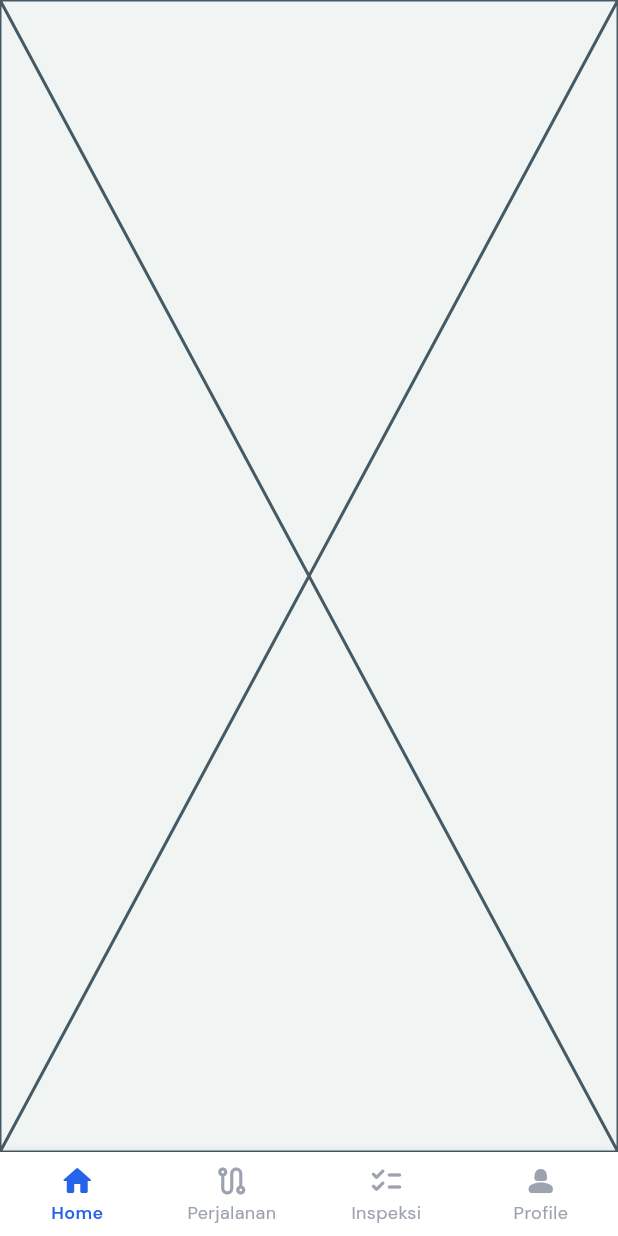
After one commit to D2fleetops/2026-FleetOps-Mobile, a Flutter app: the MainPage screen opened by its route, on a phone screen of 412 x 824 dp. The commit adds this screen. Run offline on Flutter 3.47's test engine with Material 3 defaults, Android fonts, the phone set to English and light mode, and no system bars; our stand-ins replace flutter_bloc, google_fonts.

Commit message:
feat(main_page): Add bottom navigation bar

```diff
--- a/lib/features/auth/presentation/pages/login_page.dart
+++ b/lib/features/auth/presentation/pages/login_page.dart
@@ -4,6 +4,7 @@ import 'package:fleetops_mobile/features/auth/presentation/widgets/clickable_tex
 import 'package:fleetops_mobile/features/auth/presentation/widgets/custom_app_bar.dart';
 import 'package:fleetops_mobile/features/auth/presentation/widgets/custom_button.dart';
 import 'package:fleetops_mobile/features/auth/presentation/widgets/custom_text_field.dart';
+import 'package:fleetops_mobile/features/main/presentation/page/main_page.dart';
 import 'package:flutter/material.dart';
 
 class LoginPage extends StatelessWidget {
@@ -82,7 +83,9 @@ class LoginPage extends StatelessWidget {
                   obscureText: true,
                 ),
                 SizedBox(height: 24.0),
-                CustomButton(text: 'Masuk', onPressed: () {}),
+                CustomButton(text: 'Masuk', onPressed: () {
+                    Navigator.pushReplacementNamed(context, MainPage.routeName);
+                }),
               ],
             ),
             SizedBox(height: 16.0),
--- /dev/null
+++ b/lib/features/main/presentation/blocs/bottom_nav_cubit.dart
@@ -0,0 +1,10 @@
+import 'package:flutter_bloc/flutter_bloc.dart';
+import 'bottom_nav_state.dart';
+
+class BottomNavCubit extends Cubit<BottomNavState> {
+  BottomNavCubit() : super(const BottomNavInitial());
+
+  void changeTab(int index) {
+    emit(BottomNavChanged(index));
+  }
+}
--- /dev/null
+++ b/lib/features/main/presentation/blocs/bottom_nav_state.dart
@@ -0,0 +1,12 @@
+abstract class BottomNavState {
+  final int index;
+  const BottomNavState(this.index);
+}
+
+class BottomNavInitial extends BottomNavState {
+  const BottomNavInitial() : super(0);
+}
+
+class BottomNavChanged extends BottomNavState {
+  const BottomNavChanged(int index) : super(index);
+}
--- /dev/null
+++ b/lib/features/main/presentation/page/main_page.dart
@@ -0,0 +1,35 @@
+import 'package:flutter/material.dart';
+import 'package:flutter_bloc/flutter_bloc.dart';
+
+import '../blocs/bottom_nav_cubit.dart';
+import '../blocs/bottom_nav_state.dart';
+import '../widgets/bottom_nav_bar.dart';
+
+class MainPage extends StatelessWidget {
+  const MainPage({super.key});
+
+  static const String routeName = '/main';
+
+  @override
+  Widget build(BuildContext context) {
+    final pages = [
+      // GANTI DENGAN PAGE DARI FEATURE YANG SESUAI
+      const Placeholder(), // Home
+      const Placeholder(), // Perjalanan
+      const Placeholder(), // Inspeksi
+      const Placeholder(), // Profile
+    ];
+
+    return BlocProvider(
+      create: (_) => BottomNavCubit(),
+      child: Scaffold(
+        body: BlocBuilder<BottomNavCubit, BottomNavState>(
+          builder: (context, state) {
+            return IndexedStack(index: state.index, children: pages);
+          },
+        ),
+        bottomNavigationBar: const BottomNavBar(),
+      ),
+    );
+  }
+}
--- /dev/null
+++ b/lib/features/main/presentation/widgets/bottom_nav_bar.dart
@@ -0,0 +1,52 @@
+import 'package:fleetops_mobile/core/styles/app_colors.dart';
+import 'package:flutter/material.dart';
+import 'package:flutter_bloc/flutter_bloc.dart';
+import '../blocs/bottom_nav_cubit.dart';
+import '../blocs/bottom_nav_state.dart';
+
+class BottomNavBar extends StatelessWidget {
+  const BottomNavBar({super.key});
+
+  @override
+  Widget build(BuildContext context) {
+    return BlocBuilder<BottomNavCubit, BottomNavState>(
+      builder: (context, state) {
+        return BottomNavigationBar(
+          type: BottomNavigationBarType.fixed,
+          currentIndex: state.index,
+          onTap: (index) {
+            context.read<BottomNavCubit>().changeTab(index);
+          },
+          backgroundColor: AppColors.white,
+          selectedItemColor: AppColors.primary,
+          unselectedItemColor: AppColors.grey400,
+          elevation: 8,
+          iconSize: 24,
+          selectedLabelStyle: const TextStyle(
+            fontSize: 12,
+            fontWeight: FontWeight.w600,
+          ),
+          unselectedLabelStyle: const TextStyle(fontSize: 12),
+          items: const [
+            BottomNavigationBarItem(
+              icon: Icon(Icons.home_rounded),
+              label: 'Home',
+            ),
+            BottomNavigationBarItem(
+              icon: Icon(Icons.route_outlined),
+              label: 'Perjalanan',
+            ),
+            BottomNavigationBarItem(
+              icon: Icon(Icons.checklist_rounded),
+              label: 'Inspeksi',
+            ),
+            BottomNavigationBarItem(
+              icon: Icon(Icons.person_2_rounded),
+              label: 'Profile',
+            ),
+          ],
+        );
+      },
+    );
+  }
+}
--- a/lib/main.dart
+++ b/lib/main.dart
@@ -1,6 +1,7 @@
 import 'package:fleetops_mobile/core/styles/app_colors.dart';
 import 'package:fleetops_mobile/features/auth/presentation/pages/register_page.dart';
 import 'package:fleetops_mobile/features/auth/presentation/pages/splash_page.dart';
+import 'package:fleetops_mobile/features/main/presentation/page/main_page.dart';
 import 'package:google_fonts/google_fonts.dart';
 import 'package:flutter/material.dart';
 
@@ -26,9 +27,11 @@ class MyApp extends StatelessWidget {
       ),
       home: SplashPage(),
       routes: {
+        MainPage.routeName: (context) => const MainPage(),
         LoginPage.routeName: (context) => const LoginPage(),
         RegisterPage.routeName: (context) => const RegisterPage(),
       },
+
     );
   }
 }
--- a/pubspec.yaml
+++ b/pubspec.yaml
@@ -35,6 +35,7 @@ dependencies:
   # Use with the CupertinoIcons class for iOS style icons.
   cupertino_icons: ^1.0.8
   google_fonts: ^8.1.0
+  flutter_bloc: ^9.1.1
 
 dev_dependencies:
   flutter_test:
```
Also changed, not shown: pubspec.lock.
